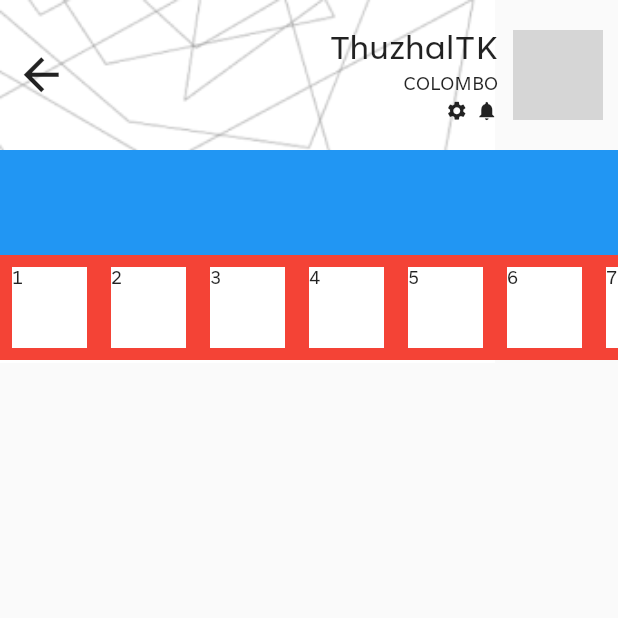
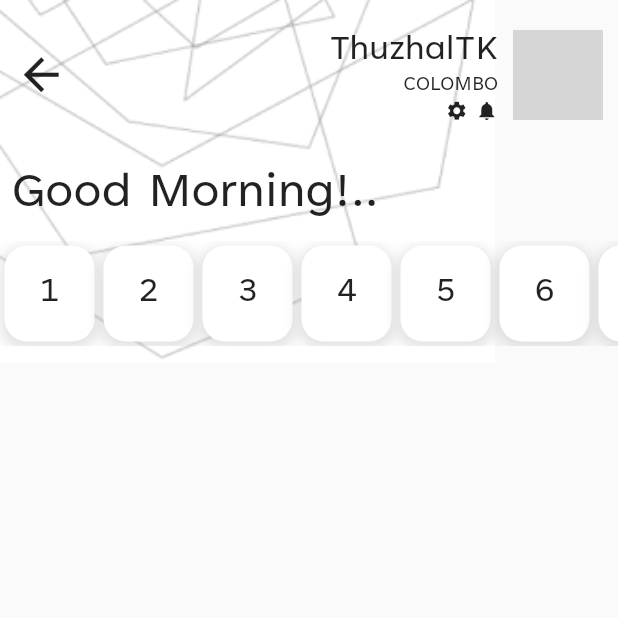
Before and after one commit to thushaltk/prodep-client, a Flutter app: the screen it shows after launch, on a phone screen of 412 x 824 dp, the top half of it. Run offline on Flutter 3.47's test engine with Material 2 defaults, Android fonts, the light colour scheme and no system bars; our stand-ins replace font_awesome_flutter; network calls fail; grey boxes are pictures that could not be loaded.

Commit message:
UPDATED: date widget

```diff
--- a/lib/widgets/datedays-widget.dart
+++ b/lib/widgets/datedays-widget.dart
@@ -18,7 +18,6 @@ class _DateDaysWidgetState extends State<DateDaysWidget> {
       child: Container(
           height: 70,
           width: double.infinity,
-          color: Colors.red,
           child: SingleChildScrollView(
             scrollDirection: Axis.horizontal,
             child: Row(
--- a/lib/widgets/maindate-widget.dart
+++ b/lib/widgets/maindate-widget.dart
@@ -19,11 +19,24 @@ class _MainDateWidgetState extends State<MainDateWidget> {
       child: Container(
         width: double.infinity,
         height: 140,
-        color: Colors.blue,
-        child: Row(
-          mainAxisAlignment: MainAxisAlignment.spaceBetween,
-          crossAxisAlignment: CrossAxisAlignment.end,
-          children: [DateDaysWidget()],
+        child: Column(
+          mainAxisAlignment: MainAxisAlignment.spaceEvenly,
+          crossAxisAlignment: CrossAxisAlignment.start,
+          children: [
+            Row(
+              children: [
+                Padding(
+                  padding: const EdgeInsets.only(left: 8.0),
+                  child: Text(
+                    "Good Morning!..",
+                    style: TextStyle(fontSize: 35),
+                  ),
+                ),
+
+              ],
+            ),
+            DateDaysWidget()
+          ],
         ),
       ),
     );
--- a/lib/widgets/singleday-widget.dart
+++ b/lib/widgets/singleday-widget.dart
@@ -16,12 +16,29 @@ class _SingleDayWidgetState extends State<SingleDayWidget> {
   @override
   Widget build(BuildContext context) {
     return Padding(
-      padding: const EdgeInsets.all(8.0),
+      padding: const EdgeInsets.all(3.0),
       child: Container(
-        color: Colors.white,
-        width: 50,
-        height: 70,
-        child: Text(widget.day),
+        decoration: BoxDecoration(
+          borderRadius: BorderRadius.circular(15.0),
+          color: Colors.white,
+          boxShadow: [
+            BoxShadow(
+              color: Colors.grey.withOpacity(0.3),
+              spreadRadius: 2,
+              blurRadius: 7,
+              offset: Offset(0, 3),
+            ),
+          ],
+        ),
+        alignment: Alignment.center,
+        width: 60,
+        height: 80,
+        child: Text(
+          widget.day,
+          style: const TextStyle(
+            fontSize: 25,
+          ),
+        ),
       ),
     );
   }
```
